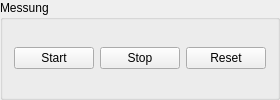
Above: polarisation_ui/pyqt/measurement_panel.ui from cckssr/polarisation-ui before the change. Below: the same form after it.
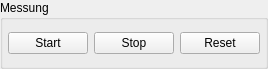
That is the form after the change.

What changed in the file:
```diff
--- a/polarisation_ui/pyqt/measurement_panel.ui
+++ b/polarisation_ui/pyqt/measurement_panel.ui
@@ -2,10 +2,30 @@
 <ui version="4.0">
  <class>MeasurementPanel</class>
  <widget class="QGroupBox" name="MeasurementPanel">
+  <property name="geometry">
+   <rect>
+    <x>0</x>
+    <y>0</y>
+    <width>241</width>
+    <height>69</height>
+   </rect>
+  </property>
   <property name="title">
    <string>Messung</string>
   </property>
   <layout class="QHBoxLayout" name="horizontalLayout">
+   <property name="leftMargin">
+    <number>5</number>
+   </property>
+   <property name="topMargin">
+    <number>5</number>
+   </property>
+   <property name="rightMargin">
+    <number>5</number>
+   </property>
+   <property name="bottomMargin">
+    <number>5</number>
+   </property>
    <item>
     <widget class="QPushButton" name="buttonStart">
      <property name="text">
```
Left out of the diff: 18 changed lines with no effect on the pictures.
